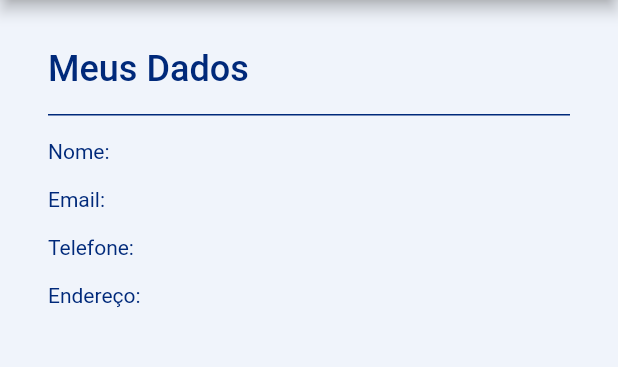
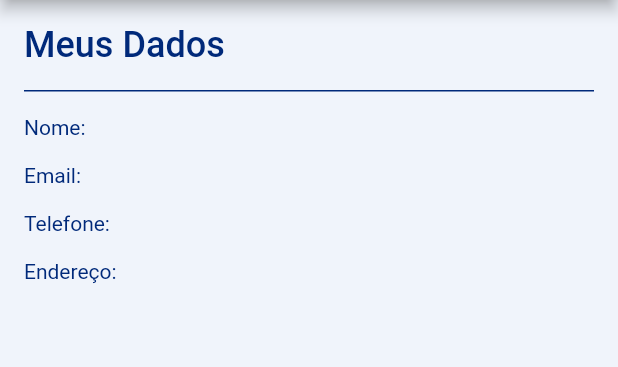
Before and after one commit to leticiabaldin/pet-place-flutter, a Flutter app: the DashboardPage screen opened by its route, after a tap on "Meu perfil", on a phone screen of 412 x 824 dp, the part 84-451 px from its top. Run offline on Flutter 3.47's test engine with Material 2 defaults, Android fonts, the phone set to English and light mode, and no system bars; our stand-ins replace cloud_firestore, email_validator, firebase_auth, firebase_core, go_router, mask_text_input_formatter; accounts and stored records are empty.

Commit message:
:sparkles: finish new features

```diff
--- a/lib/entities/product.dart
+++ b/lib/entities/product.dart
@@ -17,7 +17,7 @@ class Product {
   final String? image;
 
   String getFormattedPrice() {
-    final formatPrice = NumberFormat('###,##.00', 'pt-BR');
+    final formatPrice = NumberFormat('###,##0.00', 'pt-BR');
     return 'R\$ ${formatPrice.format(price)}';
   }
 }
--- a/lib/pages/dashboard/dashboard_page.dart
+++ b/lib/pages/dashboard/dashboard_page.dart
@@ -78,6 +78,7 @@ class _DashboardPageState extends State<DashboardPage> {
           },
         ),
         actions: [
+          if (FirebaseAuth.instance.currentUser != null)
             Padding(
               padding: const EdgeInsets.only(right: 48),
               child: TextButton.icon(
@@ -168,8 +169,7 @@ class _DashboardPageState extends State<DashboardPage> {
                                   },
                                   child: ListTile(
                                     title: Text(product.name),
-                                    subtitle:
-                                    Text(product.getFormattedPrice()),
+                                    subtitle: Text(product.getFormattedPrice()),
                                     leading: Text('${index + 1}°'),
                                     trailing: Row(
                                       mainAxisSize: MainAxisSize.min,
@@ -186,8 +186,7 @@ class _DashboardPageState extends State<DashboardPage> {
                                         const SizedBox(width: 8),
                                         IconButton(
                                           onPressed: () =>
-                                              openRemoveProductDialog(
-                                                  product),
+                                              openRemoveProductDialog(product),
                                           icon: const Icon(Icons.delete),
                                           color: Theme.of(context).errorColor,
                                           splashRadius: 20,
--- a/lib/pages/details/details_page.dart
+++ b/lib/pages/details/details_page.dart
@@ -32,8 +32,8 @@ class _DetailsPageState extends State<DetailsPage> {
           },
         ),
       ),
-      body: FutureBuilder<DocumentSnapshot<Map<String, dynamic>>>(
-        future: products.get(),
+      body: StreamBuilder<DocumentSnapshot<Map<String, dynamic>>>(
+        stream: products.snapshots(),
         builder: (context, snapshot) {
           if (!snapshot.hasData) {
             return const Center(
--- a/lib/pages/profileUser/profile_user_page.dart
+++ b/lib/pages/profileUser/profile_user_page.dart
@@ -45,8 +45,10 @@ class _UserProfilePageState extends State<UserProfilePage> {
           },
         ),
       ),
-      body: Padding(
-        padding: const EdgeInsets.all(32),
+      body: Center(
+        child: Container(
+          constraints: const BoxConstraints(maxWidth: 1076),
+          padding: const EdgeInsets.all(16),
           child: Column(
             crossAxisAlignment: CrossAxisAlignment.start,
             children: [
@@ -76,7 +78,10 @@ class _UserProfilePageState extends State<UserProfilePage> {
                       phone: data['phone'],
                       address: data['address'],
                     );
-                  return Column(
+
+                    return Expanded(
+                      child: SingleChildScrollView(
+                        child: Column(
                           mainAxisSize: MainAxisSize.min,
                           crossAxisAlignment: CrossAxisAlignment.start,
                           children: [
@@ -161,11 +166,14 @@ class _UserProfilePageState extends State<UserProfilePage> {
                               ),
                             ),
                           ],
+                        ),
+                      ),
                     );
                   }),
             ],
           ),
         ),
+      ),
     );
   }
 }
```
Also changed, not shown: lib/components/product_dialog_widget.dart (+11 -4 lines). Lines whose indentation alone changed are shown as unchanged.
